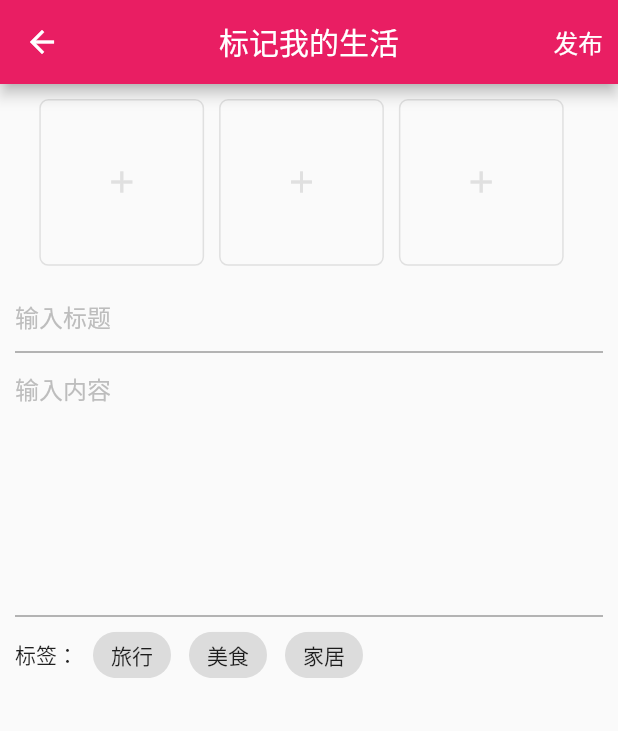
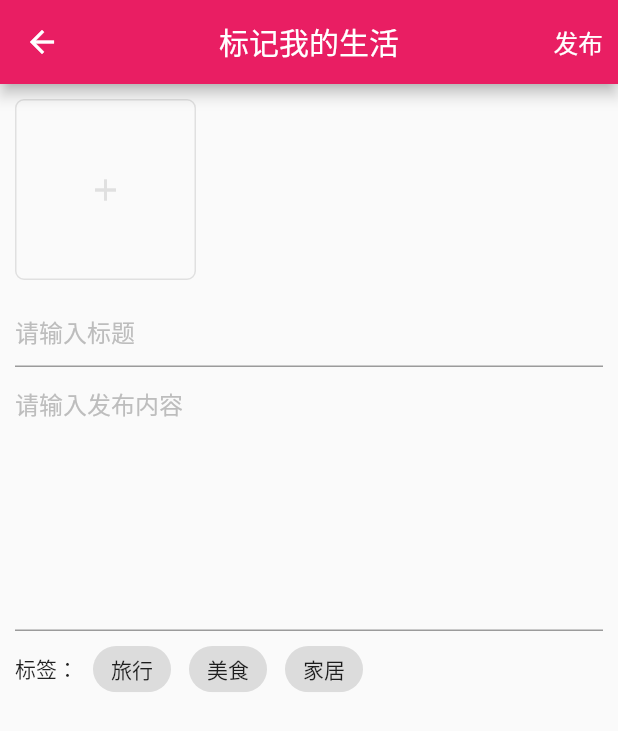
Before and after one commit to cqingt/xiaohongsh, a Flutter app: the AddPage screen opened directly, on a phone screen of 412 x 824 dp. Shown: the top 731 px of the screen. Run offline on Flutter 3.47's test engine with Material 2 defaults, Android fonts, the phone set to English and light mode, and no system bars; our stand-ins replace flutter_screenutil, flutter_swiper, image_picker; missing offline and left inert: provide; statements that could not run were skipped.

Commit message:
add page

```diff
--- a/lib/pages/add_page.dart
+++ b/lib/pages/add_page.dart
@@ -1,5 +1,7 @@
 import 'package:flutter/material.dart';
 import 'package:flutter_screenutil/flutter_screenutil.dart';
+import 'package:image_picker/image_picker.dart';
+import 'dart:io';
 
 class AddPage extends StatefulWidget {
   @override
@@ -7,16 +9,23 @@ class AddPage extends StatefulWidget {
 }
 
 class _AddPageState extends State<AddPage> {
-  final textFieldController = TextEditingController();
+  final titleController = TextEditingController();
+  final contentController = TextEditingController();
   final formKey = GlobalKey<FormState>();
   String category, title, content;
+  File _image;
+  List imageList = List<File>();
 
   @override
   void initState() {
     // TODO: implement initState
     super.initState();
-    textFieldController.addListener((){
-      debugPrint("title: ${textFieldController.text}");
+    titleController.addListener(() {
+      title = titleController.text;
+    });
+
+    contentController.addListener(() {
+      content = contentController.text;
     });
   }
 
@@ -24,7 +33,8 @@ class _AddPageState extends State<AddPage> {
   void dispose() {
     // TODO: implement dispose
     super.dispose();
-    textFieldController.dispose();
+    titleController.dispose();
+    contentController.dispose();
   }
 
   @override
@@ -46,9 +56,6 @@ class _AddPageState extends State<AddPage> {
                 ),
                 onTap: () {
                   formKey.currentState.save();
-                  debugPrint('title: ${title}');
-                  debugPrint('content: ${content}');
-                  debugPrint('cateogry: ${category}');
                 },
               ))
         ],
@@ -62,16 +69,82 @@ class _AddPageState extends State<AddPage> {
               child: Form(
                   key: formKey,
                   child: Column(
+                    crossAxisAlignment: CrossAxisAlignment.start,
                     children: <Widget>[
-                      _imageList(),
+                      _getListView(),
                       _getTitle(),
                       _getContent(),
                       _getCategory(),
                     ],
-              )),
+                  )),
             ),
           )),
     );
+  }
+
+  Future _getImage() async {
+    var image = await ImagePicker.pickImage(source: ImageSource.gallery);
+
+    setState(() {
+      _image = image;
+      imageList.add(image);
+      debugPrint("${imageList}");
+    });
+  }
+
+  Widget _getListView() {
+    return GridView.builder(
+        gridDelegate: SliverGridDelegateWithFixedCrossAxisCount(
+            crossAxisCount: 3),
+        itemCount: imageList.length + 1,
+        shrinkWrap: true,
+        itemBuilder: (BuildContext context, int index) {
+          if (index == imageList.length) {
+            return InkWell(
+              child: Container(
+                  width: ScreenUtil().setWidth(200),
+                  height: ScreenUtil().setHeight(180),
+                  margin: EdgeInsets.only(right: 10, bottom: 10),
+                  child: Icon(
+                    Icons.add,
+                    color: Colors.grey[300],
+                  ),
+                  decoration: BoxDecoration(
+                      border: Border.all(width: 1, color: Colors.grey[300]),
+                      borderRadius: BorderRadius.circular(6))),
+              onTap: _getImage,
+            );
+          }
+
+          return Container(
+              width: ScreenUtil().setWidth(200),
+              height: ScreenUtil().setHeight(180),
+              margin: EdgeInsets.only(right: 10, bottom: 10),
+              child: Image.file(imageList[index], fit: BoxFit.cover,),
+              decoration: BoxDecoration(
+                  border: Border.all(width: 1, color: Colors.grey[300]),
+                  borderRadius: BorderRadius.circular(6))
+          );
+        }
+    );
+  }
+
+  Widget _getUploadImg(imgPath) {
+    if (imgPath == null) {
+      return Container(
+        child: Text(''),
+      );
+    } else {
+      return Container(
+          width: ScreenUtil().setWidth(200),
+          height: ScreenUtil().setHeight(180),
+          margin: EdgeInsets.only(right: 10, bottom: 10),
+          child: Image.file(imgPath, fit: BoxFit.cover,),
+          decoration: BoxDecoration(
+              border: Border.all(width: 1, color: Colors.grey[300]),
+              borderRadius: BorderRadius.circular(6))
+      );
+    }
   }
 
   Widget _getCategory() {
@@ -137,52 +210,12 @@ class _AddPageState extends State<AddPage> {
     );
   }
 
-  Widget _imageList() {
-    return Wrap(
-      children: <Widget>[
-        Container(
-            width: ScreenUtil().setWidth(200),
-            height: ScreenUtil().setHeight(180),
-            margin: EdgeInsets.only(right: 10, bottom: 10),
-            child: Icon(
-              Icons.add,
-              color: Colors.grey[300],
-            ),
-            decoration: BoxDecoration(
-                border: Border.all(width: 1, color: Colors.grey[300]),
-                borderRadius: BorderRadius.circular(6))),
-        Container(
-            width: ScreenUtil().setWidth(200),
-            height: ScreenUtil().setHeight(180),
-            margin: EdgeInsets.only(right: 10, bottom: 10),
-            child: Icon(
-              Icons.add,
-              color: Colors.grey[300],
-            ),
-            decoration: BoxDecoration(
-                border: Border.all(width: 1, color: Colors.grey[300]),
-                borderRadius: BorderRadius.circular(6))),
-        Container(
-            width: ScreenUtil().setWidth(200),
-            height: ScreenUtil().setHeight(180),
-            margin: EdgeInsets.only(right: 10, bottom: 10),
-            child: Icon(
-              Icons.add,
-              color: Colors.grey[300],
-            ),
-            decoration: BoxDecoration(
-                border: Border.all(width: 1, color: Colors.grey[300]),
-                borderRadius: BorderRadius.circular(6))),
-      ],
-    );
-  }
-
   Widget _getTitle() {
     return Container(
       child: TextField(
-//        controller: textFieldController,
+        controller: titleController,
         decoration: InputDecoration(
-          hintText: '输入标题',
+          hintText: '请输入标题',
         ),
         onSubmitted: (value) {
           title = value;
@@ -194,11 +227,12 @@ class _AddPageState extends State<AddPage> {
   Widget _getContent() {
     return Container(
       child: TextField(
-//        controller: textFieldController,
-        maxLines: 8, // 显示行数
+        controller: contentController,
+        maxLines: 8,
+        // 显示行数
         keyboardType: TextInputType.multiline,
         decoration: InputDecoration(
-          hintText: '输入内容',
+          hintText: '请输入发布内容',
 //          contentPadding: EdgeInsets.symmetric(vertical: 40)
         ),
         onSubmitted: (value) {
```
